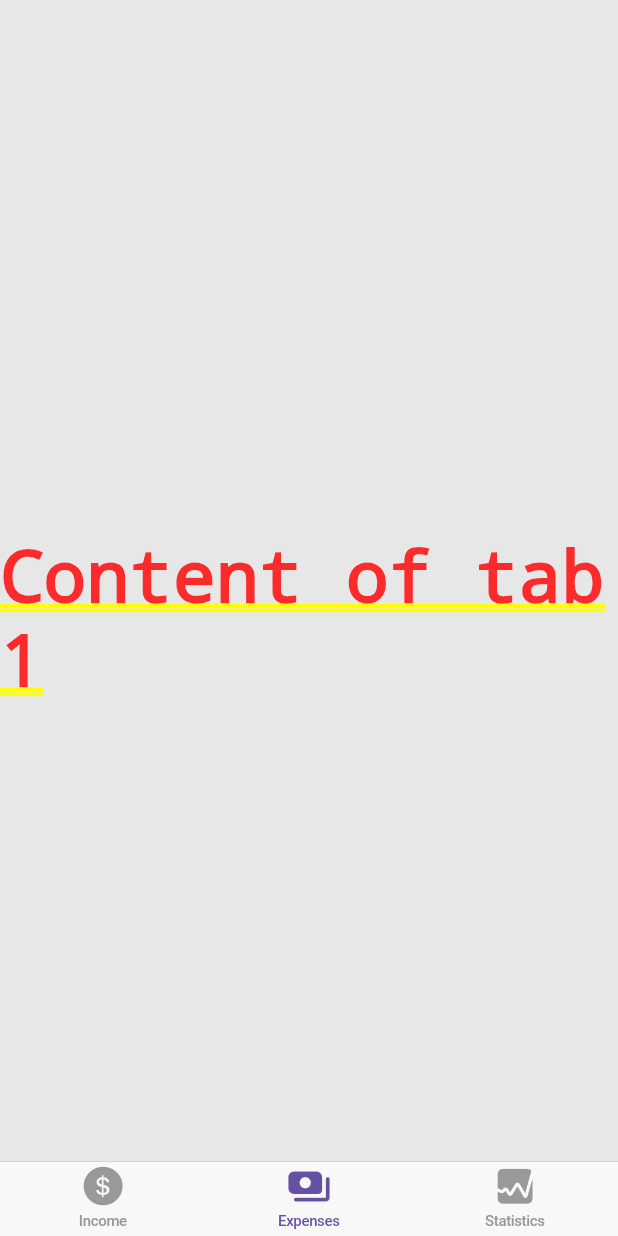
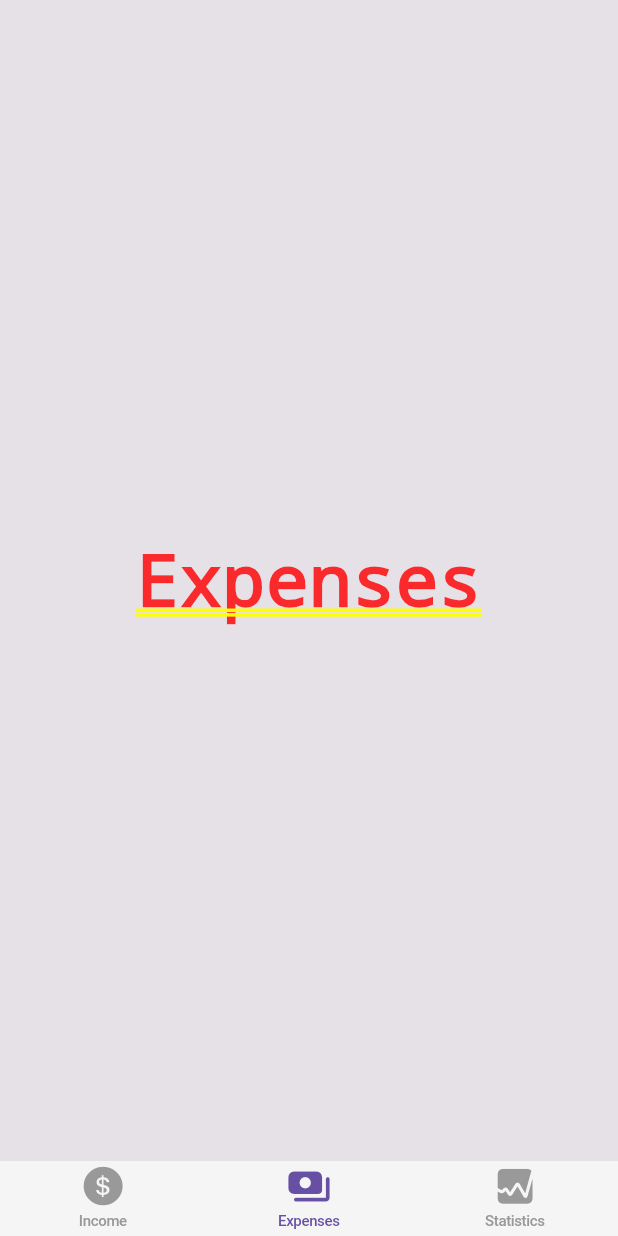
Before and after one commit to shafinmurani/pennywise, a Flutter app: the Navbar screen opened directly, item 2 of the bottom bar chosen, on a phone screen of 412 x 824 dp. Run offline on Flutter 3.47's test engine with Material 3 defaults, Android fonts, the phone set to English and light mode, and no system bars; our stand-ins replace cloud_firestore, firebase_auth, firebase_core, gap, go_router, google_sign_in and 2 more; accounts and stored records are empty; network calls fail.

```diff
--- a/lib/components/drawer.dart
+++ b/lib/components/drawer.dart
@@ -1,5 +1,4 @@
 import 'package:firebase_auth/firebase_auth.dart';
-import 'package:flutter/cupertino.dart';
 import 'package:flutter/material.dart';
 import 'package:go_router/go_router.dart';
 import 'package:pennywise/services/auth.dart';
--- a/lib/components/navbar.dart
+++ b/lib/components/navbar.dart
@@ -1,5 +1,6 @@
 import 'package:flutter/cupertino.dart';
 import 'package:flutter/material.dart';
+import 'package:pennywise/components/pages.dart';
 
 class Navbar extends StatefulWidget {
   const Navbar({super.key});
@@ -12,7 +13,10 @@ class _NavbarState extends State<Navbar> {
   @override
   Widget build(BuildContext context) {
     return CupertinoTabScaffold(
+      backgroundColor: Theme.of(context).colorScheme.surface,
       tabBar: CupertinoTabBar(
+        backgroundColor: Colors.grey.shade100,
+        border: const Border(),
         items: const <BottomNavigationBarItem>[
           BottomNavigationBarItem(
             icon: Icon(CupertinoIcons.money_dollar_circle_fill),
@@ -31,9 +35,7 @@ class _NavbarState extends State<Navbar> {
       tabBuilder: (BuildContext context, int index) {
         return CupertinoTabView(
           builder: (BuildContext context) {
-            return Center(
-              child: Text('Content of tab $index'),
-            );
+            return pages[index];
           },
         );
       },
--- /dev/null
+++ b/lib/components/pages.dart
@@ -0,0 +1,10 @@
+import 'package:flutter/material.dart';
+import 'package:pennywise/pages/expenses.dart';
+import 'package:pennywise/pages/income.dart';
+import 'package:pennywise/pages/statistics.dart';
+
+List<Widget> pages = [
+  const Income(),
+  const Expenses(),
+  const Statistics(),
+];
--- a/lib/pages/auth_manager.dart
+++ b/lib/pages/auth_manager.dart
@@ -20,7 +20,6 @@ class _AuthManagerState extends State<AuthManager> {
           // user logged in
           if (snapshot.hasData) {
             return const Home();
-
             // user is NOT logged in
           } else {
             return const Login();
--- /dev/null
+++ b/lib/pages/expenses.dart
@@ -0,0 +1,17 @@
+import 'package:flutter/material.dart';
+
+class Expenses extends StatefulWidget {
+  const Expenses({super.key});
+
+  @override
+  State<Expenses> createState() => _ExpensesState();
+}
+
+class _ExpensesState extends State<Expenses> {
+  @override
+  Widget build(BuildContext context) {
+    return const Center(
+      child: Text("Expenses"),
+    );
+  }
+}
--- a/lib/pages/home.dart
+++ b/lib/pages/home.dart
@@ -1,8 +1,6 @@
-import 'package:firebase_auth/firebase_auth.dart';
 import 'package:flutter/material.dart';
 import 'package:pennywise/components/drawer.dart';
 import 'package:pennywise/components/navbar.dart';
-import 'package:pennywise/pages/login.dart';
 
 class Home extends StatefulWidget {
   const Home({super.key});
@@ -18,9 +16,9 @@ class _HomeState extends State<Home> {
       drawer: const DrawerComponent(),
       appBar: AppBar(
         backgroundColor: Theme.of(context).colorScheme.inversePrimary,
-        title: Text("PennyWise"),
+        title: const Text("PennyWise"),
       ),
-      body: Navbar(),
+      body: const Navbar(),
     );
   }
 }
--- a/lib/pages/login.dart
+++ b/lib/pages/login.dart
@@ -1,4 +1,3 @@
-import 'package:firebase_auth/firebase_auth.dart';
 import 'package:flutter/material.dart';
 import 'package:gap/gap.dart';
 import 'package:lottie/lottie.dart';
--- a/lib/router/router.dart
+++ b/lib/router/router.dart
@@ -1,6 +1,5 @@
 import 'package:go_router/go_router.dart';
 import 'package:pennywise/pages/auth_manager.dart';
-import 'package:pennywise/pages/login.dart';
 
 final GoRouter router = GoRouter(
   routes: [
```
Also changed, not shown: lib/pages/income.dart (added, +17 -0 lines), lib/pages/statistics.dart (added, +17 -0 lines), lib/services/auth.dart (+20 -2 lines).
